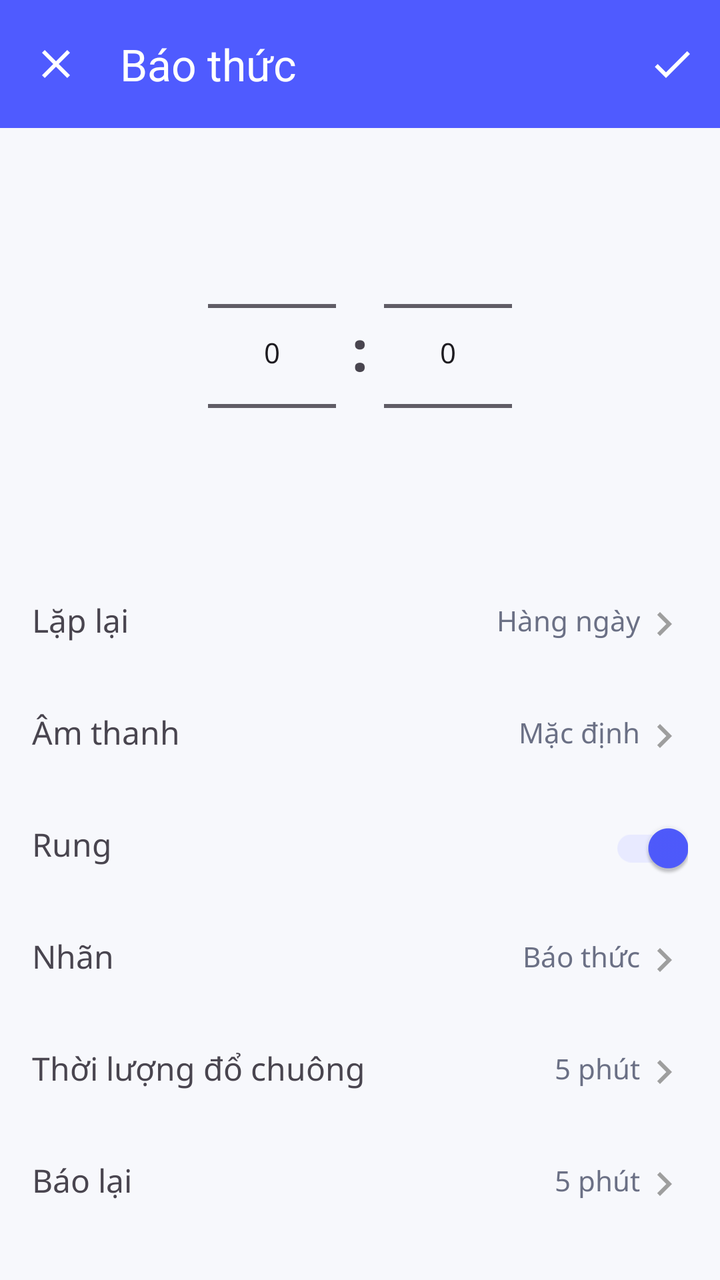
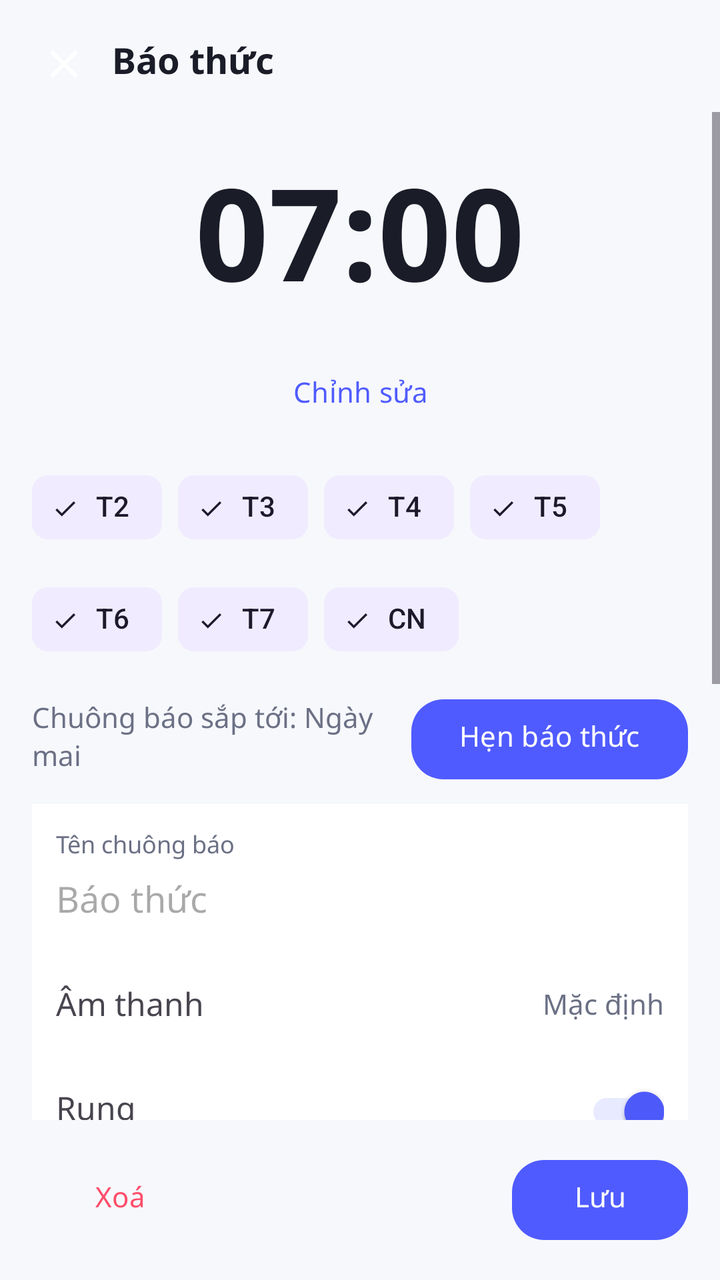

Compare the two renders of this Android layout. The source of the first and the diff that turns it into the second are given below.
<!-- AndroidManifest.xml: activity theme Theme.AlarmClock -->
<!-- res/layout/activity_add_edit_alarm.xml -->
<?xml version="1.0" encoding="utf-8"?>
<LinearLayout xmlns:android="http://schemas.android.com/apk/res/android"
    xmlns:app="http://schemas.android.com/apk/res-auto"
    android:layout_width="match_parent"
    android:layout_height="match_parent"
    android:orientation="vertical"
    android:background="@color/surface">

    <com.google.android.material.appbar.MaterialToolbar
        android:id="@+id/toolbarEdit"
        android:layout_width="match_parent"
        android:layout_height="?attr/actionBarSize"
        android:background="@color/primary"
        app:navigationIcon="@drawable/ic_close"
        app:title="Báo thức"
        app:titleTextColor="@android:color/white"
        app:menu="@menu/menu_add_edit_alarm" />

    <ScrollView
        android:layout_width="match_parent"
        android:layout_height="match_parent"
        android:fillViewport="true">
        <LinearLayout
            android:layout_width="match_parent"
            android:layout_height="wrap_content"
            android:orientation="vertical"
            android:padding="16dp">

            <LinearLayout
                android:layout_width="match_parent"
                android:layout_height="wrap_content"
                android:gravity="center"
                android:orientation="horizontal"
                android:paddingTop="8dp"
                android:paddingBottom="16dp">
                <NumberPicker
                    android:id="@+id/npHour"
                    android:layout_width="wrap_content"
                    android:layout_height="wrap_content" />
                <TextView
                    android:layout_width="wrap_content"
                    android:layout_height="wrap_content"
                    android:paddingLeft="8dp"
                    android:paddingRight="8dp"
                    android:text=":"
                    android:textSize="28sp"
                    android:textStyle="bold" />
                <NumberPicker
                    android:id="@+id/npMinute"
                    android:layout_width="wrap_content"
                    android:layout_height="wrap_content" />
            </LinearLayout>

            <LinearLayout
                android:id="@+id/rowRepeat"
                android:layout_width="match_parent"
                android:layout_height="56dp"
                android:gravity="center_vertical"
                android:orientation="horizontal">
                <TextView android:layout_width="0dp" android:layout_height="wrap_content"
                    android:layout_weight="1" android:text="Lặp lại" android:textSize="16sp" />
                <TextView android:id="@+id/tvRepeatValue" android:layout_width="wrap_content"
                    android:layout_height="wrap_content" android:text="Hàng ngày" android:textColor="@color/text_secondary" />
                <ImageView android:layout_width="24dp" android:layout_height="24dp"
                    android:src="@drawable/ic_chevron_right" />
            </LinearLayout>
            <LinearLayout
                android:id="@+id/rowSound"
                android:layout_width="match_parent"
                android:layout_height="56dp"
                android:gravity="center_vertical"
                android:orientation="horizontal">
                <TextView android:layout_width="0dp" android:layout_height="wrap_content"
                    android:layout_weight="1" android:text="Âm thanh" android:textSize="16sp" />
                <TextView android:id="@+id/tvSoundValue" android:layout_width="wrap_content"
                    android:layout_height="wrap_content" android:text="Mặc định" android:textColor="@color/text_secondary" />
                <ImageView android:layout_width="24dp" android:layout_height="24dp"
                    android:src="@drawable/ic_chevron_right" />
            </LinearLayout>
            <LinearLayout
                android:layout_width="match_parent"
                android:layout_height="56dp"
                android:gravity="center_vertical"
                android:orientation="horizontal">
                <TextView android:layout_width="0dp" android:layout_height="wrap_content"
                    android:layout_weight="1" android:text="Rung" android:textSize="16sp" />
                <com.google.android.material.switchmaterial.SwitchMaterial
                    android:id="@+id/swVibrate"
                    android:layout_width="wrap_content"
                    android:layout_height="wrap_content"
                    android:checked="true" />
            </LinearLayout>
            <LinearLayout
                android:id="@+id/rowLabel"
                android:layout_width="match_parent"
                android:layout_height="56dp"
                android:gravity="center_vertical"
                android:orientation="horizontal">
                <TextView android:layout_width="0dp" android:layout_height="wrap_content"
                    android:layout_weight="1" android:text="Nhãn" android:textSize="16sp" />
                <TextView android:id="@+id/tvLabelValue" android:layout_width="wrap_content"
                    android:layout_height="wrap_content" android:text="Báo thức" android:textColor="@color/text_secondary" />
                <ImageView android:layout_width="24dp" android:layout_height="24dp"
                    android:src="@drawable/ic_chevron_right" />
            </LinearLayout>
            <LinearLayout
                android:id="@+id/rowDuration"
                android:layout_width="match_parent"
                android:layout_height="56dp"
                android:gravity="center_vertical"
                android:orientation="horizontal">
                <TextView android:layout_width="0dp" android:layout_height="wrap_content"
                    android:layout_weight="1" android:text="Thời lượng đổ chuông" android:textSize="16sp" />
                <TextView android:id="@+id/tvDurationValue" android:layout_width="wrap_content"
                    android:layout_height="wrap_content" android:text="5 phút" android:textColor="@color/text_secondary" />
                <ImageView android:layout_width="24dp" android:layout_height="24dp"
                    android:src="@drawable/ic_chevron_right" />
            </LinearLayout>
            <LinearLayout
                android:id="@+id/rowSnooze"
                android:layout_width="match_parent"
                android:layout_height="56dp"
                android:gravity="center_vertical"
                android:orientation="horizontal">
                <TextView android:layout_width="0dp" android:layout_height="wrap_content"
                    android:layout_weight="1" android:text="Báo lại" android:textSize="16sp" />
                <TextView android:id="@+id/tvSnoozeValue" android:layout_width="wrap_content"
                    android:layout_height="wrap_content" android:text="5 phút" android:textColor="@color/text_secondary" />
                <ImageView android:layout_width="24dp" android:layout_height="24dp"
                    android:src="@drawable/ic_chevron_right" />
            </LinearLayout>
        </LinearLayout>
    </ScrollView>
</LinearLayout>
<!-- resources referenced by this layout -->
<resources>
  <color name="primary">#4F5BFF</color>
  <color name="surface">#F7F8FC</color>
  <color name="text_secondary">#6B7085</color>
  <!-- drawable ic_chevron_right (drawable) -->
  <?xml version="1.0" encoding="utf-8"?>
  <vector xmlns:android="http://schemas.android.com/apk/res/android"
      android:width="24dp" android:height="24dp" android:viewportWidth="24" android:viewportHeight="24">
      <path android:fillColor="#FF9E9E9E"
          android:pathData="M10,6L8.59,7.41 13.17,12l-4.58,4.59L10,18l6,-6z"/>
  </vector>
  <!-- drawable ic_close (drawable) -->
  <?xml version="1.0" encoding="utf-8"?>
  <vector xmlns:android="http://schemas.android.com/apk/res/android"
      android:width="24dp" android:height="24dp" android:viewportWidth="24" android:viewportHeight="24">
      <path android:fillColor="#FFFFFFFF"
          android:pathData="M19,6.41L17.59,5 12,10.59 6.41,5 5,6.41 10.59,12 5,17.59 6.41,19 12,13.41 17.59,19 19,17.59 13.41,12z"/>
  </vector>
  <style name="Theme.AlarmClock" parent="Theme.Material3.DayNight.NoActionBar">
          <item name="colorPrimary">@color/primary</item>
          <item name="colorPrimaryDark">@color/primary_dark</item>
          <item name="colorPrimaryContainer">@color/primary_container</item>
          <item name="colorOnPrimary">@color/on_primary</item>
          <item name="colorSecondary">@color/secondary</item>
          <item name="colorSecondaryContainer">@color/secondary_container</item>
          <item name="colorSurface">@color/surface</item>
          <item name="colorOnSurface">@color/text_primary</item>
          <item name="android:colorBackground">@color/surface</item>
          <item name="android:windowBackground">@color/surface</item>
          <item name="android:statusBarColor">@color/primary</item>
          <item name="android:navigationBarColor">@color/surface</item>
          <item name="android:windowLightNavigationBar">true</item>
          <item name="android:windowAnimationStyle">@null</item>
          <item name="android:windowDisablePreview">true</item>
          <item name="materialCardViewStyle">@style/Card.Soft</item>
          <item name="materialButtonStyle">@style/Button.Soft</item>
          <item name="android:fontFamily">@font/noto_sans</item>
          <item name="fontFamily">@font/noto_sans</item>
      </style>
  <color name="primary_dark">#3A45D9</color>
  <color name="primary_container">#E8EAFF</color>
  <color name="on_primary">#FFFFFF</color>
  <color name="secondary">#7C5CFF</color>
  <color name="secondary_container">#F0EBFF</color>
  <color name="text_primary">#1A1C28</color>
  <style name="Card.Soft" parent="Widget.Material3.CardView.Elevated">
          <item name="cardCornerRadius">22dp</item>
          <item name="cardElevation">0dp</item>
          <item name="strokeWidth">1dp</item>
          <item name="strokeColor">@color/outline</item>
          <item name="cardBackgroundColor">@color/surface_card</item>
      </style>
  <style name="Button.Soft" parent="Widget.Material3.Button">
          <item name="cornerRadius">16dp</item>
          <item name="android:fontFamily">@font/noto_sans</item>
          <item name="android:textAllCaps">false</item>
          <item name="backgroundTint">@color/primary</item>
      </style>
  <color name="outline">#E2E5F0</color>
  <color name="surface_card">#FFFFFF</color>
</resources>

<!-- the commit's change to res/layout/activity_add_edit_alarm.xml (unified diff, before → after) -->
@@ -6,19 +6,34 @@
     android:orientation="vertical"
     android:background="@color/surface">
 
-    <com.google.android.material.appbar.MaterialToolbar
-        android:id="@+id/toolbarEdit"
+    <LinearLayout
         android:layout_width="match_parent"
-        android:layout_height="?attr/actionBarSize"
-        android:background="@color/primary"
-        app:navigationIcon="@drawable/ic_close"
-        app:title="Báo thức"
-        app:titleTextColor="@android:color/white"
-        app:menu="@menu/menu_add_edit_alarm" />
+        android:layout_height="wrap_content"
+        android:gravity="center_vertical"
+        android:paddingStart="8dp"
+        android:paddingEnd="16dp"
+        android:paddingTop="8dp">
+        <ImageButton
+            android:id="@+id/btnCloseSheet"
+            android:layout_width="48dp"
+            android:layout_height="48dp"
+            android:background="?attr/selectableItemBackgroundBorderless"
+            android:contentDescription="Đóng"
+            android:src="@drawable/ic_close" />
+        <TextView
+            android:layout_width="0dp"
+            android:layout_height="wrap_content"
+            android:layout_weight="1"
+            android:text="Báo thức"
+            android:textStyle="bold"
+            android:textSize="18sp"
+            android:textColor="@color/text_primary" />
+    </LinearLayout>
 
     <ScrollView
         android:layout_width="match_parent"
-        android:layout_height="match_parent"
+        android:layout_height="0dp"
+        android:layout_weight="1"
         android:fillViewport="true">
         <LinearLayout
             android:layout_width="match_parent"
@@ -26,109 +41,137 @@
             android:orientation="vertical"
             android:padding="16dp">
 
+            <TextView
+                android:id="@+id/tvBigTime"
+                android:layout_width="match_parent"
+                android:layout_height="wrap_content"
+                android:gravity="center"
+                android:text="07:00"
+                android:textSize="64sp"
+                android:textStyle="bold"
+                android:fontFamily="sans-serif-light"
+                android:textColor="@color/text_primary" />
+
+            <com.google.android.material.button.MaterialButton
+                android:id="@+id/btnEditTime"
+                style="@style/Widget.Material3.Button.TextButton"
+                android:layout_width="wrap_content"
+                android:layout_height="wrap_content"
+                android:layout_gravity="center"
+                android:text="Chỉnh sửa" />
+
+            <com.google.android.material.chip.ChipGroup
+                android:id="@+id/chipDays"
+                android:layout_width="match_parent"
+                android:layout_height="wrap_content"
+                android:paddingTop="8dp"
+                app:chipSpacing="6dp"
+                app:singleLine="false">
+                <com.google.android.material.chip.Chip android:id="@+id/chipT2" style="@style/Widget.Material3.Chip.Filter" android:layout_width="wrap_content" android:layout_height="wrap_content" android:text="T2" android:checked="true" />
+                <com.google.android.material.chip.Chip android:id="@+id/chipT3" style="@style/Widget.Material3.Chip.Filter" android:layout_width="wrap_content" android:layout_height="wrap_content" android:text="T3" android:checked="true" />
+                <com.google.android.material.chip.Chip android:id="@+id/chipT4" style="@style/Widget.Material3.Chip.Filter" android:layout_width="wrap_content" android:layout_height="wrap_content" android:text="T4" android:checked="true" />
+                <com.google.android.material.chip.Chip android:id="@+id/chipT5" style="@style/Widget.Material3.Chip.Filter" android:layout_width="wrap_content" android:layout_height="wrap_content" android:text="T5" android:checked="true" />
+                <com.google.android.material.chip.Chip android:id="@+id/chipT6" style="@style/Widget.Material3.Chip.Filter" android:layout_width="wrap_content" android:layout_height="wrap_content" android:text="T6" android:checked="true" />
+                <com.google.android.material.chip.Chip android:id="@+id/chipT7" style="@style/Widget.Material3.Chip.Filter" android:layout_width="wrap_content" android:layout_height="wrap_content" android:text="T7" android:checked="true" />
+                <com.google.android.material.chip.Chip android:id="@+id/chipCN" style="@style/Widget.Material3.Chip.Filter" android:layout_width="wrap_content" android:layout_height="wrap_content" android:text="CN" android:checked="true" />
+            </com.google.android.material.chip.ChipGroup>
+
             <LinearLayout
                 android:layout_width="match_parent"
                 android:layout_height="wrap_content"
-                android:gravity="center"
-                android:orientation="horizontal"
-                android:paddingTop="8dp"
-                android:paddingBottom="16dp">
-                <NumberPicker
-                    android:id="@+id/npHour"
-                    android:layout_width="wrap_content"
-                    android:layout_height="wrap_content" />
+                android:gravity="center_vertical"
+                android:paddingTop="12dp"
+                android:paddingBottom="8dp">
                 <TextView
+                    android:id="@+id/tvNextHint"
+                    android:layout_width="0dp"
+                    android:layout_height="wrap_content"
+                    android:layout_weight="1"
+                    android:text="Chuông báo sắp tới: Ngày mai"
+                    android:textColor="@color/text_secondary" />
+                <com.google.android.material.button.MaterialButton
+                    android:id="@+id/btnSchedule"
                     android:layout_width="wrap_content"
                     android:layout_height="wrap_content"
-                    android:paddingLeft="8dp"
-                    android:paddingRight="8dp"
-                    android:text=":"
-                    android:textSize="28sp"
-                    android:textStyle="bold" />
-                <NumberPicker
-                    android:id="@+id/npMinute"
-                    android:layout_width="wrap_content"
-                    android:layout_height="wrap_content" />
+                    android:text="Hẹn báo thức" />
             </LinearLayout>
 
             <LinearLayout
-                android:id="@+id/rowRepeat"
                 android:layout_width="match_parent"
-                android:layout_height="56dp"
-                android:gravity="center_vertical"
-                android:orientation="horizontal">
-                <TextView android:layout_width="0dp" android:layout_height="wrap_content"
-                    android:layout_weight="1" android:text="Lặp lại" android:textSize="16sp" />
-                <TextView android:id="@+id/tvRepeatValue" android:layout_width="wrap_content"
-                    android:layout_height="wrap_content" android:text="Hàng ngày" android:textColor="@color/text_secondary" />
-                <ImageView android:layout_width="24dp" android:layout_height="24dp"
-                    android:src="@drawable/ic_chevron_right" />
-            </LinearLayout>
-            <LinearLayout
-                android:id="@+id/rowSound"
-                android:layout_width="match_parent"
-                android:layout_height="56dp"
-                android:gravity="center_vertical"
-                android:orientation="horizontal">
-                <TextView android:layout_width="0dp" android:layout_height="wrap_content"
-                    android:layout_weight="1" android:text="Âm thanh" android:textSize="16sp" />
-                <TextView android:id="@+id/tvSoundValue" android:layout_width="wrap_content"
-                    android:layout_height="wrap_content" android:text="Mặc định" android:textColor="@color/text_secondary" />
-                <ImageView android:layout_width="24dp" android:layout_height="24dp"
-                    android:src="@drawable/ic_chevron_right" />
-            </LinearLayout>
-            <LinearLayout
-                android:layout_width="match_parent"
-                android:layout_height="56dp"
-                android:gravity="center_vertical"
-                android:orientation="horizontal">
-                <TextView android:layout_width="0dp" android:layout_height="wrap_content"
-                    android:layout_weight="1" android:text="Rung" android:textSize="16sp" />
-                <com.google.android.material.switchmaterial.SwitchMaterial
-                    android:id="@+id/swVibrate"
-                    android:layout_width="wrap_content"
+                android:layout_height="wrap_content"
+                android:orientation="vertical"
+                android:background="@color/surface_card"
+                android:padding="12dp"
+                android:elevation="1dp">
+
+                <TextView android:layout_width="wrap_content" android:layout_height="wrap_content"
+                    android:text="Tên chuông báo" android:textColor="@color/text_secondary" android:textSize="12sp" />
+                <EditText
+                    android:id="@+id/etLabelInline"
+                    android:layout_width="match_parent"
                     android:layout_height="wrap_content"
-                    android:checked="true" />
-            </LinearLayout>
-            <LinearLayout
-                android:id="@+id/rowLabel"
-                android:layout_width="match_parent"
-                android:layout_height="56dp"
-                android:gravity="center_vertical"
-                android:orientation="horizontal">
-                <TextView android:layout_width="0dp" android:layout_height="wrap_content"
-                    android:layout_weight="1" android:text="Nhãn" android:textSize="16sp" />
-                <TextView android:id="@+id/tvLabelValue" android:layout_width="wrap_content"
-                    android:layout_height="wrap_content" android:text="Báo thức" android:textColor="@color/text_secondary" />
-                <ImageView android:layout_width="24dp" android:layout_height="24dp"
-                    android:src="@drawable/ic_chevron_right" />
-            </LinearLayout>
-            <LinearLayout
-                android:id="@+id/rowDuration"
-                android:layout_width="match_parent"
-                android:layout_height="56dp"
-                android:gravity="center_vertical"
-                android:orientation="horizontal">
-                <TextView android:layout_width="0dp" android:layout_height="wrap_content"
-                    android:layout_weight="1" android:text="Thời lượng đổ chuông" android:textSize="16sp" />
-                <TextView android:id="@+id/tvDurationValue" android:layout_width="wrap_content"
-                    android:layout_height="wrap_content" android:text="5 phút" android:textColor="@color/text_secondary" />
-                <ImageView android:layout_width="24dp" android:layout_height="24dp"
-                    android:src="@drawable/ic_chevron_right" />
-            </LinearLayout>
-            <LinearLayout
-                android:id="@+id/rowSnooze"
-                android:layout_width="match_parent"
-                android:layout_height="56dp"
-                android:gravity="center_vertical"
-                android:orientation="horizontal">
-                <TextView android:layout_width="0dp" android:layout_height="wrap_content"
-                    android:layout_weight="1" android:text="Báo lại" android:textSize="16sp" />
-                <TextView android:id="@+id/tvSnoozeValue" android:layout_width="wrap_content"
-                    android:layout_height="wrap_content" android:text="5 phút" android:textColor="@color/text_secondary" />
-                <ImageView android:layout_width="24dp" android:layout_height="24dp"
-                    android:src="@drawable/ic_chevron_right" />
+                    android:hint="Báo thức"
+                    android:inputType="text"
+                    android:background="@android:color/transparent"
+                    android:paddingTop="4dp"
+                    android:paddingBottom="12dp"
+                    android:textColor="@color/text_primary" />
+
+                <LinearLayout android:id="@+id/rowSound" android:layout_width="match_parent" android:layout_height="52dp" android:gravity="center_vertical" android:orientation="horizontal">
+                    <TextView android:layout_width="0dp" android:layout_height="wrap_content" android:layout_weight="1" android:text="Âm thanh" android:textSize="16sp" />
+                    <TextView android:id="@+id/tvSoundValue" android:layout_width="wrap_content" android:layout_height="wrap_content" android:text="Mặc định" android:textColor="@color/text_secondary" />
+                </LinearLayout>
+
+                <LinearLayout android:layout_width="match_parent" android:layout_height="52dp" android:gravity="center_vertical">
+                    <TextView android:layout_width="0dp" android:layout_height="wrap_content" android:layout_weight="1" android:text="Rung" android:textSize="16sp" />
+                    <com.google.android.material.switchmaterial.SwitchMaterial android:id="@+id/swVibrate" android:layout_width="wrap_content" android:layout_height="wrap_content" android:checked="true" />
+                </LinearLayout>
+
+                <LinearLayout android:id="@+id/rowChallenge" android:layout_width="match_parent" android:layout_height="52dp" android:gravity="center_vertical">
+                    <TextView android:layout_width="0dp" android:layout_height="wrap_content" android:layout_weight="1" android:text="Thử thách" android:textSize="16sp" />
+                    <TextView android:id="@+id/tvChallengeValue" android:layout_width="wrap_content" android:layout_height="wrap_content" android:text="Không" android:textColor="@color/text_secondary" />
+                </LinearLayout>
+
+                <LinearLayout android:id="@+id/rowSnooze" android:layout_width="match_parent" android:layout_height="52dp" android:gravity="center_vertical">
+                    <TextView android:layout_width="0dp" android:layout_height="wrap_content" android:layout_weight="1" android:text="Báo lại" android:textSize="16sp" />
+                    <TextView android:id="@+id/tvSnoozeValue" android:layout_width="wrap_content" android:layout_height="wrap_content" android:text="5 phút" android:textColor="@color/text_secondary" />
+                </LinearLayout>
+
+                <LinearLayout android:id="@+id/rowLabel" android:layout_width="match_parent" android:layout_height="wrap_content" android:visibility="gone" />
+
+                <TextView android:layout_width="wrap_content" android:layout_height="wrap_content"
+                    android:text="Tùy chọn nâng cao" android:textStyle="bold" android:paddingTop="8dp" android:paddingBottom="4dp" />
+                <com.google.android.material.checkbox.MaterialCheckBox android:id="@+id/cbAntiSnooze" android:layout_width="match_parent" android:layout_height="wrap_content" android:text="Chống báo lại" />
+                <com.google.android.material.checkbox.MaterialCheckBox android:id="@+id/cbSkipHoliday" android:layout_width="match_parent" android:layout_height="wrap_content" android:text="Bỏ qua ngày lễ" />
+                <com.google.android.material.checkbox.MaterialCheckBox android:id="@+id/cbCrescendo" android:layout_width="match_parent" android:layout_height="wrap_content" android:text="Chuông tăng dần" android:checked="true" />
+
+                <LinearLayout android:id="@+id/rowVoice" android:layout_width="match_parent" android:layout_height="52dp" android:gravity="center_vertical">
+                    <TextView android:layout_width="0dp" android:layout_height="wrap_content" android:layout_weight="1" android:text="Ghi chú giọng nói" android:textSize="16sp" />
+                    <TextView android:id="@+id/tvVoiceValue" android:layout_width="wrap_content" android:layout_height="wrap_content" android:text="Không" android:textColor="@color/text_secondary" />
+                </LinearLayout>
             </LinearLayout>
         </LinearLayout>
     </ScrollView>
+
+    <LinearLayout
+        android:layout_width="match_parent"
+        android:layout_height="wrap_content"
+        android:padding="16dp"
+        android:gravity="center_vertical">
+        <com.google.android.material.button.MaterialButton
+            android:id="@+id/btnDelete"
+            style="@style/Widget.Material3.Button.TextButton"
+            android:layout_width="wrap_content"
+            android:layout_height="wrap_content"
+            android:text="Xoá"
+            android:textColor="@color/danger" />
+        <View android:layout_width="0dp" android:layout_height="1dp" android:layout_weight="1" />
+        <com.google.android.material.button.MaterialButton
+            android:id="@+id/btnSave"
+            android:layout_width="wrap_content"
+            android:layout_height="wrap_content"
+            android:text="Lưu"
+            android:paddingStart="28dp"
+            android:paddingEnd="28dp" />
+    </LinearLayout>
 </LinearLayout>
<!-- resource entries referenced after the edit -->
@@ -1,15 +1,10 @@
 <!-- resources referenced by this layout -->
 <resources>
-  <color name="primary">#4F5BFF</color>
+  <color name="danger">#FF4D6A</color>
   <color name="surface">#F7F8FC</color>
+  <color name="surface_card">#FFFFFF</color>
+  <color name="text_primary">#1A1C28</color>
   <color name="text_secondary">#6B7085</color>
-  <!-- drawable ic_chevron_right (drawable) -->
-  <?xml version="1.0" encoding="utf-8"?>
-  <vector xmlns:android="http://schemas.android.com/apk/res/android"
-      android:width="24dp" android:height="24dp" android:viewportWidth="24" android:viewportHeight="24">
-      <path android:fillColor="#FF9E9E9E"
-          android:pathData="M10,6L8.59,7.41 13.17,12l-4.58,4.59L10,18l6,-6z"/>
-  </vector>
   <!-- drawable ic_close (drawable) -->
   <?xml version="1.0" encoding="utf-8"?>
   <vector xmlns:android="http://schemas.android.com/apk/res/android"
@@ -38,12 +33,12 @@
           <item name="android:fontFamily">@font/noto_sans</item>
           <item name="fontFamily">@font/noto_sans</item>
       </style>
+  <color name="primary">#4F5BFF</color>
   <color name="primary_dark">#3A45D9</color>
   <color name="primary_container">#E8EAFF</color>
   <color name="on_primary">#FFFFFF</color>
   <color name="secondary">#7C5CFF</color>
   <color name="secondary_container">#F0EBFF</color>
-  <color name="text_primary">#1A1C28</color>
   <style name="Card.Soft" parent="Widget.Material3.CardView.Elevated">
           <item name="cardCornerRadius">22dp</item>
           <item name="cardElevation">0dp</item>
@@ -58,6 +53,5 @@
           <item name="backgroundTint">@color/primary</item>
       </style>
   <color name="outline">#E2E5F0</color>
-  <color name="surface_card">#FFFFFF</color>
 </resources>
 
